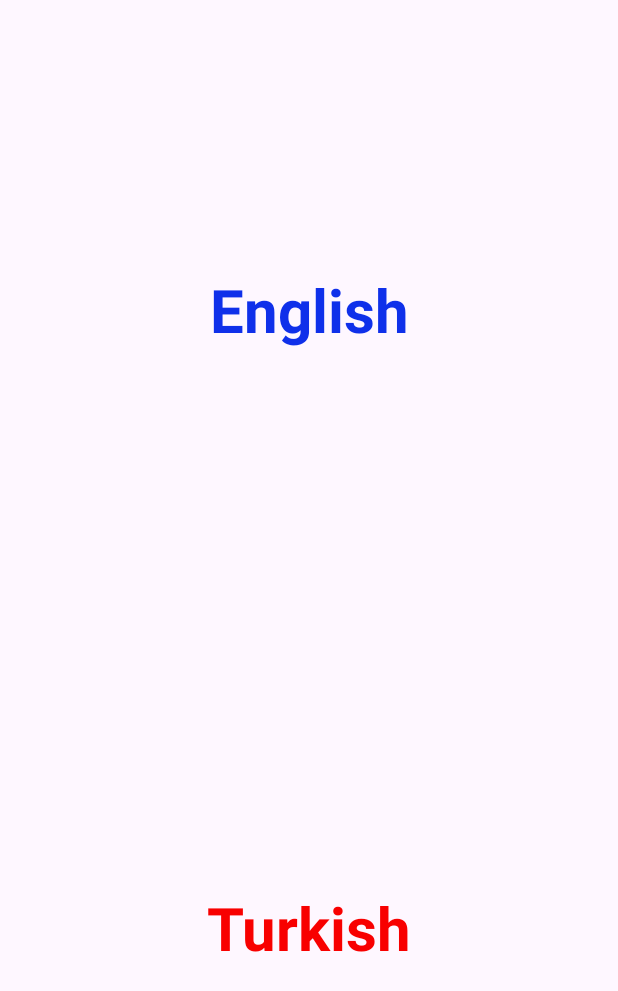
After one commit to alpersahin38/Kotlin_Dictionary_App, an Android app: the layout activity_details.xml on its own in the app's theme, with its tools: preview values and no code run, on a phone screen of 412 x 824 dp. The commit adds this screen. Shown: the top 991 px of the screen. Run offline under Robolectric (Android 15) with nearby library versions, the phone set to English and light mode, and no system bars.

Commit message:
Edit DetailsActivityClass

```diff
--- a/app/src/main/AndroidManifest.xml
+++ b/app/src/main/AndroidManifest.xml
@@ -1,6 +1,6 @@
 <?xml version="1.0" encoding="utf-8"?>
 <manifest xmlns:android="http://schemas.android.com/apk/res/android"
-    xmlns:tools="http://schemas.android.com/tools">
+    xmlns:tools="http://schemas.android.com/tools" >
 
     <application
         android:allowBackup="true"
@@ -11,10 +11,13 @@
         android:roundIcon="@mipmap/ic_launcher_round"
         android:supportsRtl="true"
         android:theme="@style/Theme.DictionaryApp"
-        tools:targetApi="31">
+        tools:targetApi="31" >
+        <activity
+            android:name=".DetailsActivity"
+            android:exported="false" />
         <activity
             android:name=".MainActivity"
-            android:exported="true">
+            android:exported="true" >
             <intent-filter>
                 <action android:name="android.intent.action.MAIN" />
 
--- /dev/null
+++ b/app/src/main/java/com/example/dictionaryapp/DetailsActivity.kt
@@ -0,0 +1,23 @@
+package com.example.dictionaryapp
+
+import androidx.appcompat.app.AppCompatActivity
+import android.os.Bundle
+import com.example.dictionaryapp.databinding.ActivityDetailsBinding
+
+
+class DetailsActivity : AppCompatActivity() {
+
+    private lateinit var binding:ActivityDetailsBinding
+
+
+    override fun onCreate(savedInstanceState: Bundle?) {
+        binding = ActivityDetailsBinding.inflate(layoutInflater)
+        super.onCreate(savedInstanceState)
+        setContentView(binding.root)
+
+        val word = intent.getSerializableExtra("object") as Words
+
+        binding.textViewDetailsEnglish.text = word.turkish
+        binding.textViewDetailsTurkish.text = word.english
+    }
+}
--- a/app/src/main/java/com/example/dictionaryapp/MainActivity.kt
+++ b/app/src/main/java/com/example/dictionaryapp/MainActivity.kt
@@ -17,6 +17,7 @@ class MainActivity : AppCompatActivity() {
         setContentView(binding.root)
 
         binding.toolbar.title = "Dictionary App"
+        binding.toolbar.setTitleTextColor(resources.getColor(R.color.white))
         setSupportActionBar(binding.toolbar)
 
         binding.rv.setHasFixedSize(true)
@@ -25,7 +26,7 @@ class MainActivity : AppCompatActivity() {
         wordsList = ArrayList()
 
         val w1 = Words(1,"Dog", "Köpek")
-        val w2 = Words(1,"Dog", "Köpek")
+        val w2 = Words(1,"Apple", "Elma")
         val w3 = Words(1,"Dog", "Köpek")
 
         wordsList.add(w1)
--- a/app/src/main/java/com/example/dictionaryapp/WordsAdapter.kt
+++ b/app/src/main/java/com/example/dictionaryapp/WordsAdapter.kt
@@ -1,6 +1,7 @@
 package com.example.dictionaryapp
 
 import android.content.Context
+import android.content.Intent
 import android.view.LayoutInflater
 import android.view.View
 import android.view.ViewGroup
@@ -39,7 +40,10 @@ class WordsAdapter(private val mContext:Context, private val wordsList:List<Word
         holder.textViewTurkish.text = word.turkish
 
         holder.word_card.setOnClickListener {
+            val intent = Intent(mContext,DetailsActivity::class.java)
+            intent.putExtra("object", word)
 
+            mContext.startActivity(intent)
         }
     }
 }
--- /dev/null
+++ b/app/src/main/res/layout/activity_details.xml
@@ -0,0 +1,46 @@
+<?xml version="1.0" encoding="utf-8"?>
+<androidx.constraintlayout.widget.ConstraintLayout xmlns:android="http://schemas.android.com/apk/res/android"
+    xmlns:app="http://schemas.android.com/apk/res-auto"
+    xmlns:tools="http://schemas.android.com/tools"
+    android:layout_width="match_parent"
+    android:layout_height="match_parent"
+    tools:context=".DetailsActivity">
+
+    <TextView
+        android:id="@+id/textViewDetailsEnglish"
+        android:layout_width="wrap_content"
+        android:layout_height="wrap_content"
+        android:text="English"
+        android:textColor="#0F30EA"
+        android:textSize="40sp"
+        android:textStyle="bold"
+        app:layout_constraintBottom_toTopOf="@+id/guideline4"
+        app:layout_constraintEnd_toEndOf="parent"
+        app:layout_constraintHorizontal_bias="0.5"
+        app:layout_constraintStart_toStartOf="parent"
+        app:layout_constraintTop_toTopOf="parent" />
+
+    <TextView
+        android:id="@+id/textViewDetailsTurkish"
+        android:layout_width="wrap_content"
+        android:layout_height="wrap_content"
+        android:text="Turkish"
+        android:textColor="#F80000"
+        android:textSize="40sp"
+        android:textStyle="bold"
+        app:layout_constraintBottom_toBottomOf="parent"
+        app:layout_constraintEnd_toEndOf="parent"
+        app:layout_constraintHorizontal_bias="0.5"
+        app:layout_constraintStart_toStartOf="parent"
+        app:layout_constraintTop_toTopOf="@+id/guideline4" />
+
+    <androidx.constraintlayout.widget.Guideline
+        android:id="@+id/guideline4"
+        android:layout_width="wrap_content"
+        android:layout_height="wrap_content"
+        android:orientation="horizontal"
+        app:layout_constraintBottom_toBottomOf="parent"
+        app:layout_constraintGuide_percent="0.5"
+        app:layout_constraintTop_toTopOf="parent"
+        app:layout_constraintVertical_bias="0.5" />
+</androidx.constraintlayout.widget.ConstraintLayout>
```
